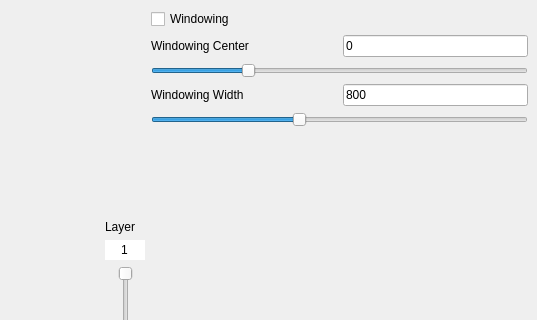
First picture: the form in src/ui/mainwindow.ui, repository TheChrizZly/LibreCTS, before the edit; both pictures show x 663 to 1200 and y 0 to 320 of the 1200 by 720 pixel window.
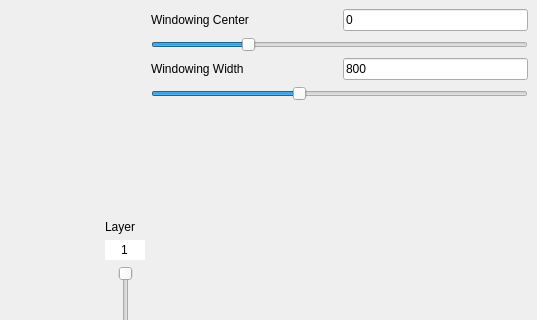
Second picture: the form after the edit. Custom widgets are drawn as their Qt base class.

Commit message: Windowing Checkbox removed, as it was misleading

Patch:
```diff
--- a/src/ui/mainwindow.ui
+++ b/src/ui/mainwindow.ui
@@ -200,13 +200,6 @@
      <layout class="QVBoxLayout" name="verticalLayout_2">
       <item>
        <layout class="QVBoxLayout" name="verticalLayout_3">
-        <item>
-         <widget class="QCheckBox" name="windowingCheckbox">
-          <property name="text">
-           <string>Windowing</string>
-          </property>
-         </widget>
-        </item>
         <item>
          <layout class="QHBoxLayout" name="horizontalLayout_5" stretch="1,1">
           <item>
```
The commit also changes 3 other files.
